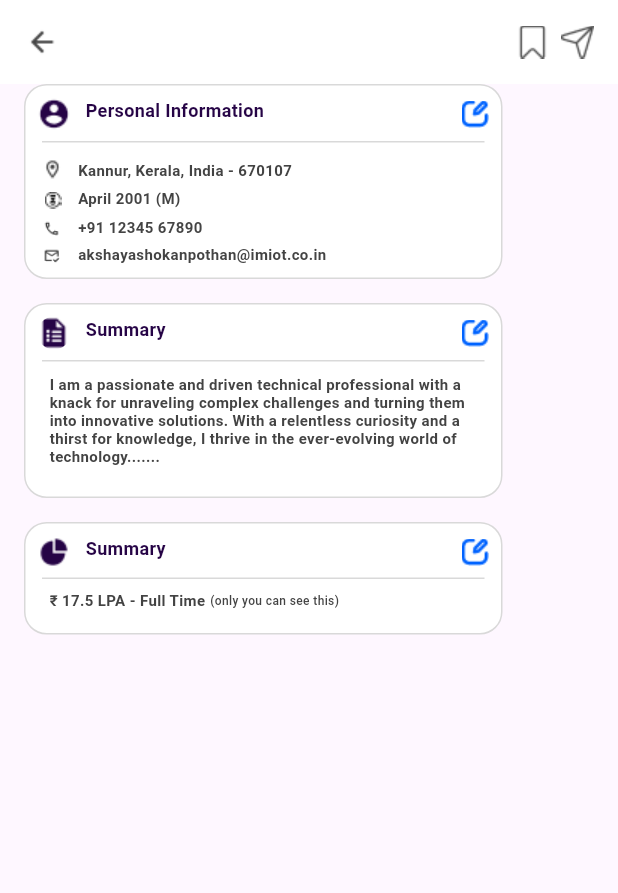
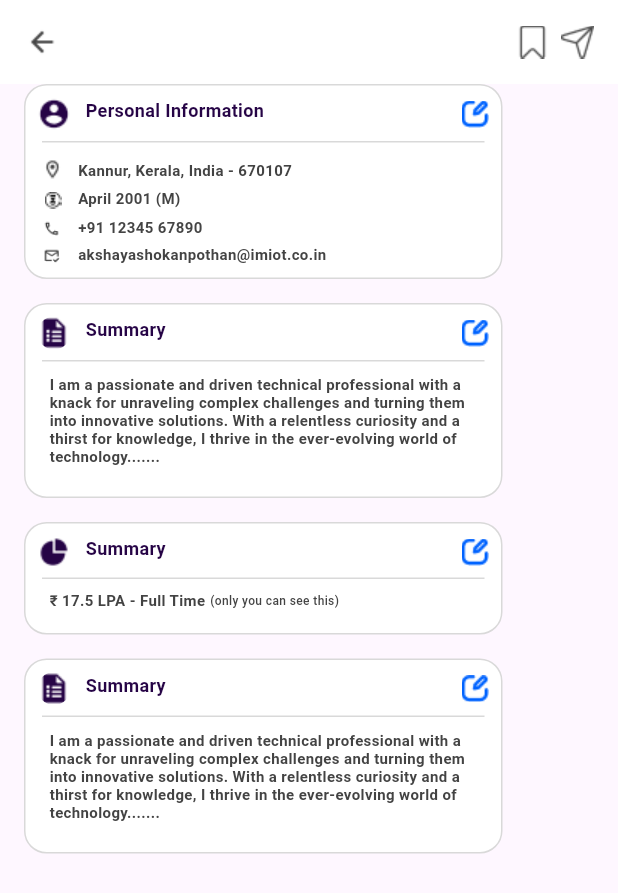
Before and after one commit to NasmiyaNahim/section1-task-5-, a Flutter app: the screen it shows after launch, on a phone screen of 412 x 824 dp. Shown: the top 893 px of the screen. Run offline on Flutter 3.47's test engine with Material 3 defaults, Android fonts, the phone set to English and light mode, and no system bars; Roboto replaces fonts that are missing (Nunito).

Commit message:
m commit

```diff
--- a/lib/enroll_challenge_profile.dart
+++ b/lib/enroll_challenge_profile.dart
@@ -474,6 +474,110 @@ SizedBox(height: 16), // Add spacing between the two containers
             ),
 
 
+            /////
+            SizedBox(height: 16), // Add spacing between the two containers
+            Container(
+              width: 319,
+              height: 130,
+              decoration: ShapeDecoration(
+                color: Colors.white,
+                shape: RoundedRectangleBorder(
+                  side: BorderSide(width: 1, color: Color(0xFFD9D9D9)),
+                  borderRadius: BorderRadius.circular(15),
+                ),
+              ),
+              child: Stack(
+                children: [
+                  Positioned(
+                    left: 8.0,
+                    top: 8.0,
+                    child: Container(
+                      width: 22,
+                      height: 22,
+                      clipBehavior: Clip.antiAlias,
+                      decoration: BoxDecoration(
+                        shape: BoxShape.circle,
+                        image: DecorationImage(
+                          image: AssetImage("assets/images/Brief.png"),
+                          fit: BoxFit.cover,
+                        ),
+                      ),
+                    ),
+                  ),
+                  Positioned(
+                    left: 40.0,
+                    top: 10.0,
+                    child: Text(
+                      'Summary',
+                      style: TextStyle(
+                        color: Color(0xFF260446),
+                        fontSize: 12,
+                        fontFamily: 'Nunito',
+                        fontWeight: FontWeight.w700,
+                        height: 0,
+                      ),
+                    ),
+                  ),
+                  Positioned(
+                    right: 8.0,
+                    top: 10.0,
+                    child: Container(
+                      width: 18.33,
+                      height: 18.33,
+                      clipBehavior: Clip.antiAlias,
+                      decoration: BoxDecoration(
+                        image: DecorationImage(
+                          image: AssetImage("assets/images/Add.png"),
+                          fit: BoxFit.fill,
+                        ),
+                      ),
+                      child: Row(
+                        mainAxisSize: MainAxisSize.min,
+                        mainAxisAlignment: MainAxisAlignment.center,
+                        crossAxisAlignment: CrossAxisAlignment.center,
+                        children: [],
+                      ),
+                    ),
+                  ),
+                  Positioned(
+                    left: 11,
+                    right: 11,
+                    bottom: 90,
+                    child: Container(
+                      height: 1,
+                      decoration: BoxDecoration(
+                        border: Border(
+                          top: BorderSide(
+                            width: 1,
+                            color: Color(0xFFD9D9D9),
+                          ),
+                        ),
+                      ),
+                    ),
+                  ),
+                  Positioned(
+                    left: 16,
+                    bottom: 20,
+                    child: SizedBox(
+                      width: 294,
+                      child: Text(
+                        'I am a passionate and driven technical professional with a knack for unraveling complex challenges and turning them into innovative solutions. With a relentless curiosity and a thirst for knowledge, I thrive in the ever-evolving world of technology.......',
+                        style: TextStyle(
+                          color: Color(0xFF434343),
+                          fontSize: 10,
+                          fontFamily: 'Nunito',
+                          fontWeight: FontWeight.w600,
+                          height: 0,
+                        ),
+                      ),
+                    ),
+                  ),
+
+                ],
+              ),
+            ),
+
+
           ],
         ),
       ),
```
